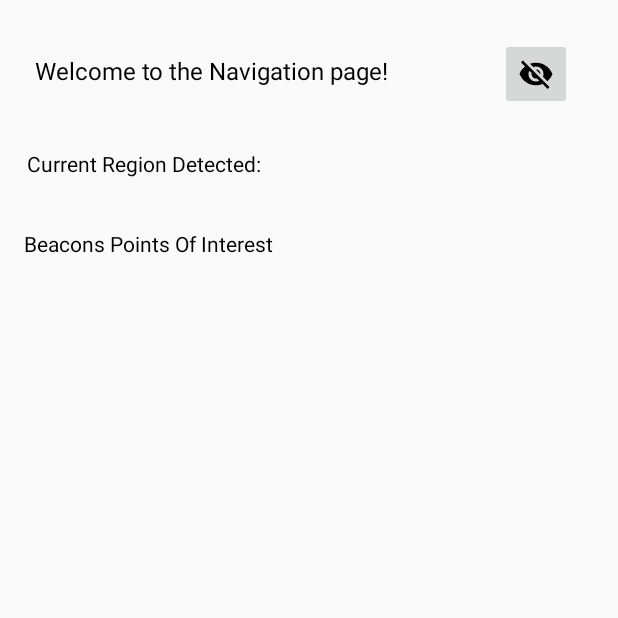
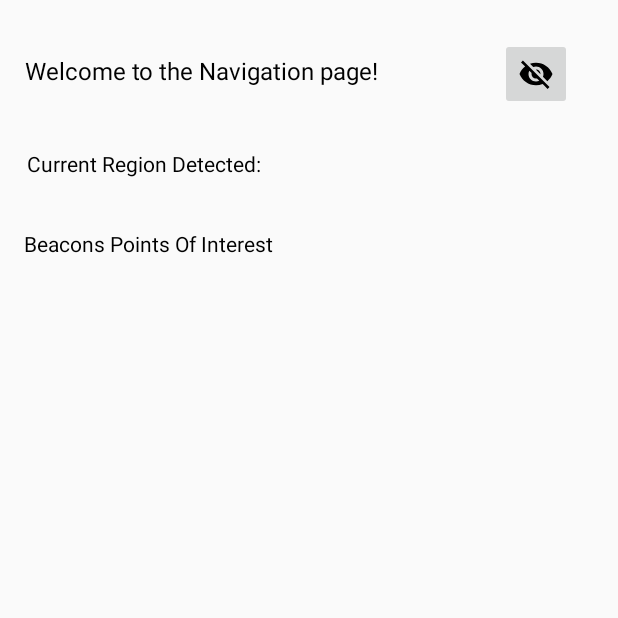
Before and after one commit to LucT3/Indoor-Navigation-Assistant-App, an Android app: the NavigationActivity screen opened directly, with no data from a screen before it, on a phone screen of 412 x 824 dp, the top half of it. Run offline under Robolectric (Android 15) with nearby library versions, the phone set to English and light mode, and no system bars; libraries missing offline, so code that uses them is left out: androidx.camera.mlkit, androidx.camera.view, com.google.mlkit.vision, com.kontakt.sdk; plain views replace PreviewView; 18 statements that could not run were skipped.

Commit message:
view fix
Co-Authored-By: Salvatore Lombardi <74710148+salbh@users.noreply.github.com>
Co-Authored-By: Francesco Martoccia <92721828+FrankMartoccia@users.noreply.github.com>

```diff
--- a/IndoorNavigatorAssistant/app/src/main/res/layout/activity_navigation.xml
+++ b/IndoorNavigatorAssistant/app/src/main/res/layout/activity_navigation.xml
@@ -12,11 +12,11 @@
         android:layout_height="43dp"
         android:layout_marginTop="20dp"
         android:text="@string/navigation_activity_welcome_message"
-        android:textAlignment="center"
+        android:textAlignment="textStart"
         android:textColor="#000000"
         android:textSize="16sp"
         app:layout_constraintEnd_toEndOf="parent"
-        app:layout_constraintHorizontal_bias="0.029"
+        app:layout_constraintHorizontal_bias="0.005"
         app:layout_constraintStart_toStartOf="parent"
         app:layout_constraintTop_toTopOf="parent" />
 
@@ -75,8 +75,8 @@
 
     <androidx.camera.view.PreviewView
         android:id="@+id/previewView"
-        android:layout_width="match_parent"
-        android:layout_height="match_parent"
+        android:layout_width="0dp"
+        android:layout_height="0dp"
         android:importantForAccessibility="noHideDescendants"
         android:visibility="invisible"
         app:layout_constraintEnd_toEndOf="parent"
```
